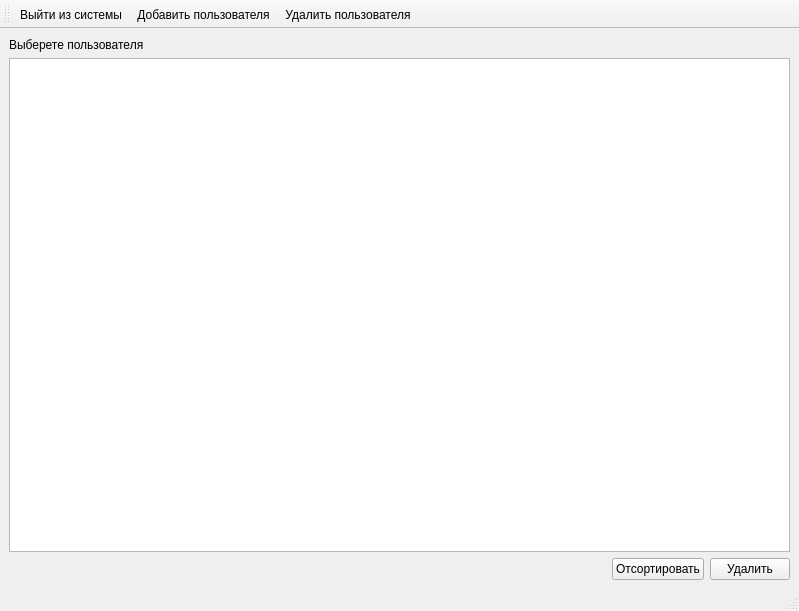
The window that Source/MDKP/adminwindowdeluser.ui (striction10/MDKP) describes before a commit, drawn with Qt 5.
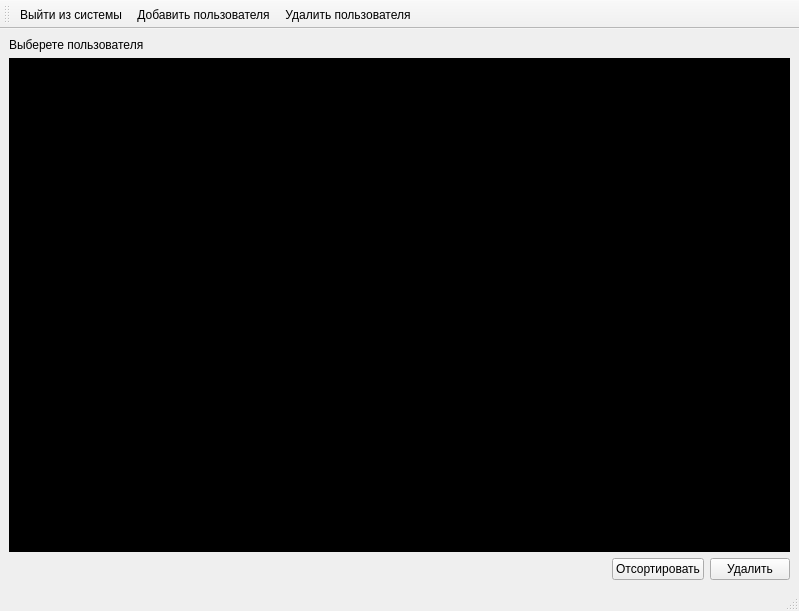
The same window after the commit.

```diff
--- a/Source/MDKP/adminwindowdeluser.ui
+++ b/Source/MDKP/adminwindowdeluser.ui
@@ -23,7 +23,16 @@
      </widget>
     </item>
     <item row="1" column="0" colspan="2">
-     <widget class="QTableView" name="tableViewUsers"/>
+     <widget class="QTableView" name="tableViewUsers">
+      <property name="styleSheet">
+       <string notr="true">QTableView {
+    background-color: black;
+    alternate-background-color: #545454;
+}
+
+</string>
+      </property>
+     </widget>
     </item>
     <item row="2" column="1">
      <layout class="QHBoxLayout" name="horizontalLayout_2">
```
Left out of the diff: 3 changed lines with no effect on the pictures.
